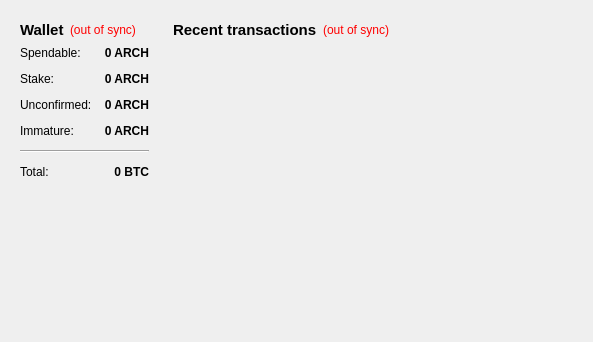
Before: the Qt Designer form src/qt/forms/overviewpage.ui in EdgarSoares/ARCH, drawn with Qt 5.
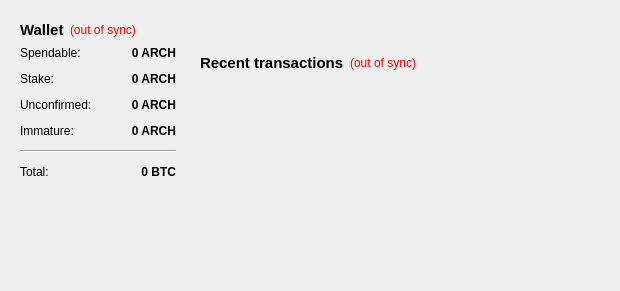
After: the same form once the commit is applied.

Commit message: overview alignment

```diff
--- a/src/qt/forms/overviewpage.ui
+++ b/src/qt/forms/overviewpage.ui
@@ -2,14 +2,6 @@
 <ui version="4.0">
  <class>OverviewPage</class>
  <widget class="QWidget" name="OverviewPage">
-  <property name="geometry">
-   <rect>
-    <x>0</x>
-    <y>0</y>
-    <width>573</width>
-    <height>342</height>
-   </rect>
-  </property>
   <property name="windowTitle">
    <string>Form</string>
   </property>
@@ -299,6 +291,9 @@
         </size>
        </property>
        <layout class="QVBoxLayout" name="verticalLayout">
+        <property name="topMargin">
+         <number>42</number>
+        </property>
         <item>
          <layout class="QHBoxLayout" name="horizontalLayout_2">
           <item>
```
